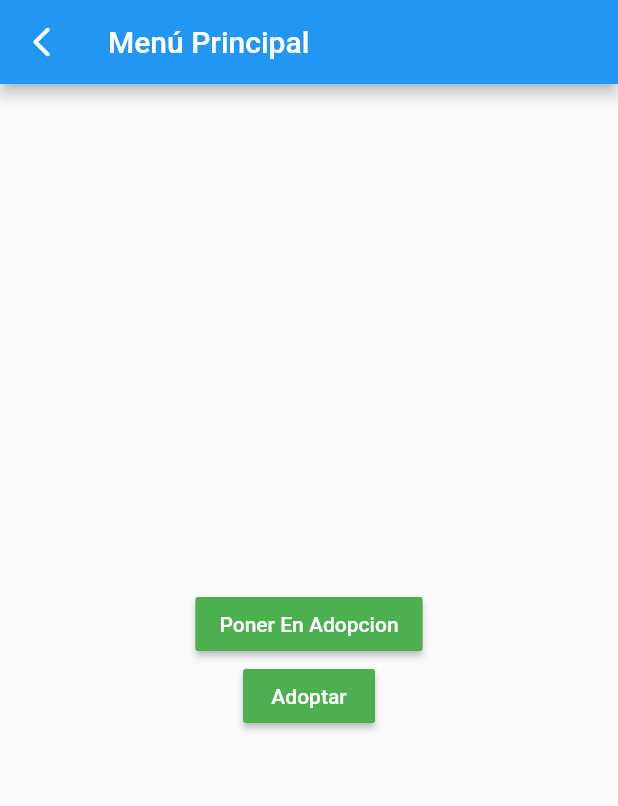
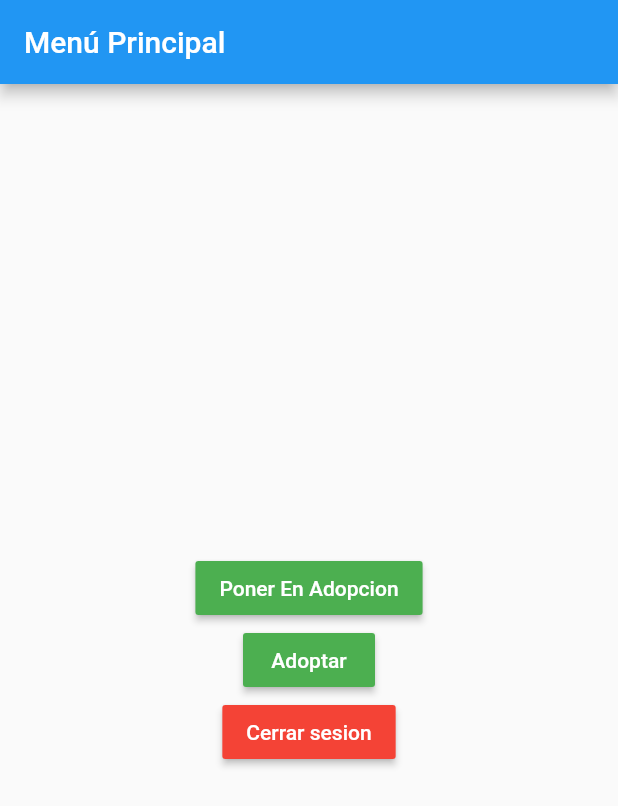
Before and after one commit to DylanEscala/GUIlp, a Flutter app: the MainPage screen opened directly, on a phone screen of 412 x 824 dp. Shown: the top 806 px of the screen. Run offline on Flutter 3.47's test engine with Material 2 defaults, Android fonts, the phone set to English and light mode, and no system bars.

Commit message:
Pequeños cambios en el manejo de la página principal

```diff
--- a/proyectolp/lib/src/pages/MainPage.dart
+++ b/proyectolp/lib/src/pages/MainPage.dart
@@ -3,47 +3,62 @@ import 'package:flutter/material.dart';
 import 'package:proyectolp/src/pages/FormSubmitPetPage.dart';
 import 'package:proyectolp/src/pages/managerhomepage.dart';
 
-
-
-
-
 class MainPage extends StatefulWidget {
   MainPage({Key key}) : super(key: key);
-  final String title="Menú Principal";
+  final String title = "Menú Principal";
 
   @override
   _MainState createState() => _MainState();
 }
 
 class _MainState extends State<MainPage> {
-  void _redirDarAdopcion(BuildContext context){
-
-    Navigator.push(context,
-        MaterialPageRoute(builder: (context) => FormSubmitPetPage())
-    );
+  void _redirDarAdopcion(BuildContext context) {
+    Navigator.push(
+        context, MaterialPageRoute(builder: (context) => FormSubmitPetPage()));
   }
 
-  void _redirAdoptar(BuildContext context){
-    Navigator.push(context,
-        MaterialPageRoute(builder: (context) => ManagerHomePage())
-    );
+  void _redirAdoptar(BuildContext context) {
+    Navigator.push(
+        context, MaterialPageRoute(builder: (context) => ManagerHomePage()));
   }
 
-
-  List<Widget> botones(BuildContext context){
-    Widget botonPonerEnAdopcion= RaisedButton(onPressed: (){_redirDarAdopcion(context);},child: Text('Poner En Adopcion'),color: Colors.green,textColor: Colors.white,);
-    Widget botonAdoptar= RaisedButton(onPressed: (){_redirAdoptar(context);},child: Text('Adoptar'),color: Colors.green,textColor: Colors.white,);;
-    List<Widget> lista = [botonPonerEnAdopcion,botonAdoptar];
+  List<Widget> botones(BuildContext context) {
+    Widget botonPonerEnAdopcion = RaisedButton(
+      onPressed: () {
+        _redirDarAdopcion(context);
+      },
+      child: Text('Poner En Adopcion'),
+      color: Colors.green,
+      textColor: Colors.white,
+    );
+    Widget botonAdoptar = RaisedButton(
+      onPressed: () {
+        _redirAdoptar(context);
+      },
+      child: Text('Adoptar'),
+      color: Colors.green,
+      textColor: Colors.white,
+    );
+    ;
+    Widget botonCerrar = RaisedButton(
+      onPressed: () {
+        Navigator.of(context).pop();
+      },
+      child: Text('Cerrar sesion'),
+      color: Colors.red,
+      textColor: Colors.white,
+    );
+    ;
+    List<Widget> lista = [botonPonerEnAdopcion, botonAdoptar, botonCerrar];
     return lista;
   }
+
   @override
   Widget build(BuildContext context) {
     return Scaffold(
       appBar: AppBar(
         title: Text(widget.title),
-        leading: IconButton(icon: Icon(Icons.arrow_back_ios_rounded),
-          onPressed: () => {Navigator.pop(context)},
-        ),
+        automaticallyImplyLeading: false,
       ),
       body: Center(
         child: Column(
```
